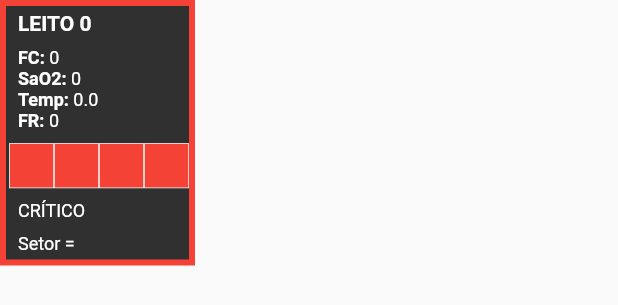
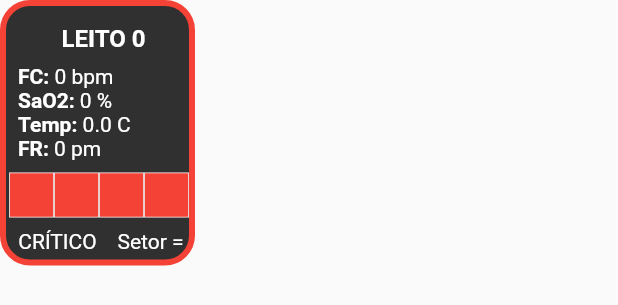
Before and after one commit to themaripool/ProjetoFinal-MarielaAndrade, a Flutter app: the BedComponent widget shown alone on an empty page, opened directly with empty values, on a phone screen of 412 x 824 dp. Shown: the top 305 px of the screen. Run offline on Flutter 3.47's test engine with Material 2 defaults, Android fonts, the phone set to English and light mode, and no system bars; our stand-ins replace flutter_form_builder, flutter_local_notifications, shared_preferences, syncfusion_flutter_charts, typed_data; missing offline and left inert: mqtt_client, postgres; accounts and stored records are empty.

Commit message:
[FIX] componente de grid

```diff
--- a/lib/Screens/MedicalTeamUseCase/Components/BedComponentGrid.dart
+++ b/lib/Screens/MedicalTeamUseCase/Components/BedComponentGrid.dart
@@ -23,18 +23,19 @@ class BedComponent extends StatelessWidget {
       width: 130.0,
       decoration: BoxDecoration(
           border: Border.all(color: statusBed[0], width: 4),
+          borderRadius:  BorderRadius.all(Radius.circular(20)),
           color: Colors.grey[850]),
       child: Column(
-        crossAxisAlignment: CrossAxisAlignment.start,
+        crossAxisAlignment: CrossAxisAlignment.center,
         mainAxisSize: MainAxisSize.max,
         mainAxisAlignment: MainAxisAlignment.center,
         children: [
           Padding(
-            padding: const EdgeInsets.only(bottom: 8, left: 8),
+            padding: const EdgeInsets.only(bottom: 8, left: 8, top: 8),
             child: Text(
               "LEITO " + bedInfo.bedNumber.toString(),
               style: TextStyle(
-                  fontSize: 14,
+                  fontSize: 16,
                   color: Colors.white,
                   fontWeight: FontWeight.bold),
             ),
@@ -44,11 +45,11 @@ class BedComponent extends StatelessWidget {
             child: Row(children: [
               Text("FC: ",
                   style: TextStyle(
-                      fontSize: 12,
+                      fontSize: 14,
                       fontWeight: FontWeight.bold,
                       color: Colors.white)),
-              Text(bedInfo.fc.toString(),
-                  style: TextStyle(fontSize: 12, color: Colors.white))
+              Text(bedInfo.fc.toString() + " bpm",
+                  style: TextStyle(fontSize: 14, color: Colors.white))
             ]),
           ),
           Padding(
@@ -56,11 +57,11 @@ class BedComponent extends StatelessWidget {
             child: Row(children: [
               Text("SaO2: ",
                   style: TextStyle(
-                      fontSize: 12,
+                      fontSize: 14,
                       fontWeight: FontWeight.bold,
                       color: Colors.white)),
-              Text(bedInfo.so.toString(),
-                  style: TextStyle(fontSize: 12, color: Colors.white))
+              Text(bedInfo.so.toString() + " %",
+                  style: TextStyle(fontSize: 14, color: Colors.white))
             ]),
           ),
           Padding(
@@ -68,11 +69,11 @@ class BedComponent extends StatelessWidget {
             child: Row(children: [
               Text("Temp: ",
                   style: TextStyle(
-                      fontSize: 12,
+                      fontSize: 14,
                       fontWeight: FontWeight.bold,
                       color: Colors.white)),
-              Text(bedInfo.te.toString(),
-                  style: TextStyle(fontSize: 12, color: Colors.white))
+              Text(bedInfo.te.toString() + " C",
+                  style: TextStyle(fontSize: 14, color: Colors.white))
             ]),
           ),
           Padding(
@@ -80,11 +81,11 @@ class BedComponent extends StatelessWidget {
             child: Row(children: [
               Text("FR: ",
                   style: TextStyle(
-                      fontSize: 12,
+                      fontSize: 14,
                       fontWeight: FontWeight.bold,
                       color: Colors.white)),
-              Text(bedInfo.fr.toString(),
-                  style: TextStyle(fontSize: 12, color: Colors.white))
+              Text(bedInfo.fr.toString() + " pm",
+                  style: TextStyle(fontSize: 14, color: Colors.white))
             ]),
           ),
           Padding(
@@ -93,14 +94,9 @@ class BedComponent extends StatelessWidget {
           ),
           Padding(
             padding: const EdgeInsets.only(top: 8, left: 8),
-            child: Text(statusBed[1],
-                style: TextStyle(fontSize: 12, color: Colors.white)),
+            child: Text(statusBed[1] + "    " + "Setor = ${bedInfo.sector}",
+                style: TextStyle(fontSize: 14, color: Colors.white)),
           ),
-          Padding(
-            padding: const EdgeInsets.only(top: 8, left: 8),
-            child: Text("Setor = ${bedInfo.sector}",
-                style: TextStyle(fontSize: 12, color: Colors.white)),
-          )
         ],
       ),
     );
```
